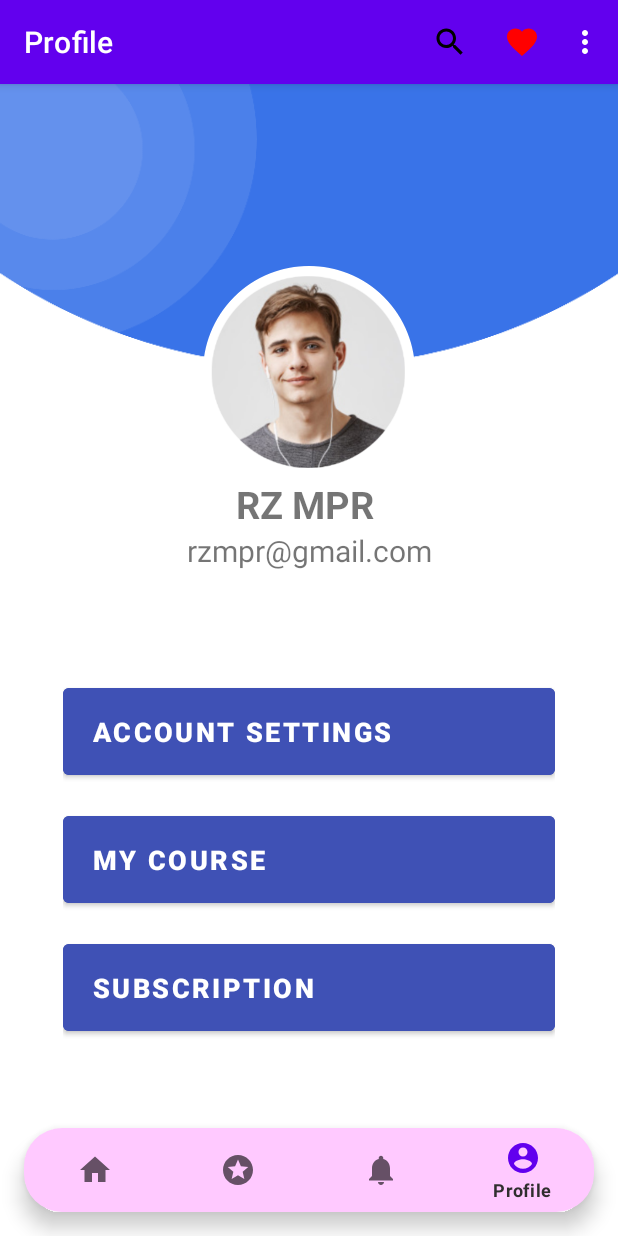
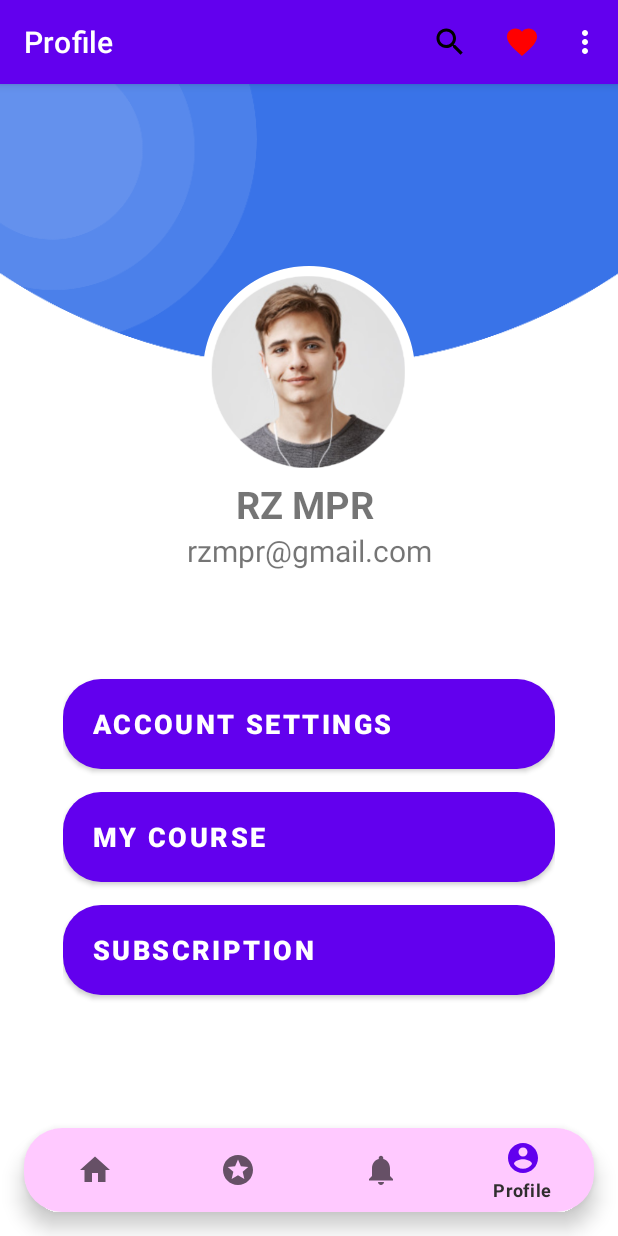
Before and after one commit to mrzkypryg/MPR1_UTS_201401003_201401024, an Android app: the ProfileFragment screen opened through its navigation route, on a phone screen of 412 x 824 dp. Run offline under Robolectric (Android 15) with nearby library versions, the phone set to English and light mode, and no system bars; our stand-ins replace navigation-ui.

Commit message:
Mengubah Bentuk Button pada Fragment Profile

```diff
--- a/app/src/main/res/layout/fragment_profile.xml
+++ b/app/src/main/res/layout/fragment_profile.xml
@@ -67,10 +67,11 @@
             <Button
                 android:id="@+id/btnAccSet"
                 android:layout_width="match_parent"
-                android:layout_height="70dp"
+                android:layout_height="60dp"
                 android:layout_marginTop="10dp"
                 android:layout_marginBottom="5dp"
-                android:backgroundTint="#3F51B5"
+                android:background="@drawable/button_shape"
+                android:backgroundTint="@color/primary"
                 android:drawablePadding="5dp"
                 android:elevation="3dp"
                 android:paddingStart="20dp"
@@ -82,10 +83,11 @@
             <Button
                 android:id="@+id/btnMyCr"
                 android:layout_width="match_parent"
-                android:layout_height="70dp"
+                android:layout_height="60dp"
                 android:layout_marginTop="10dp"
                 android:layout_marginBottom="5dp"
-                android:backgroundTint="#3F51B5"
+                android:background="@drawable/button_shape"
+                android:backgroundTint="@color/primary"
                 android:drawablePadding="5dp"
                 android:elevation="3dp"
                 android:paddingStart="20dp"
@@ -97,11 +99,12 @@
             <Button
                 android:id="@+id/btnSubs"
                 android:layout_width="match_parent"
-                android:layout_height="70dp"
+                android:layout_height="60dp"
                 android:layout_marginTop="10dp"
                 android:layout_marginBottom="10dp"
-                android:backgroundTint="#3F51B5"
 
+                android:background="@drawable/button_shape"
+                android:backgroundTint="@color/primary"
                 android:drawablePadding="20dp"
                 android:elevation="3dp"
                 android:paddingStart="20dp"
```
